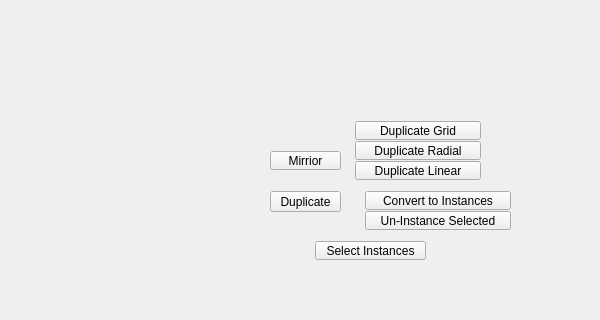
This is tentacle/ui/duplicate#submenu.ui in m3trik/tentacle as Qt 5 draws it before an edit; both pictures show x 0 to 600 and y 99 to 419 of the 600 by 600 pixel window. The edited form follows.
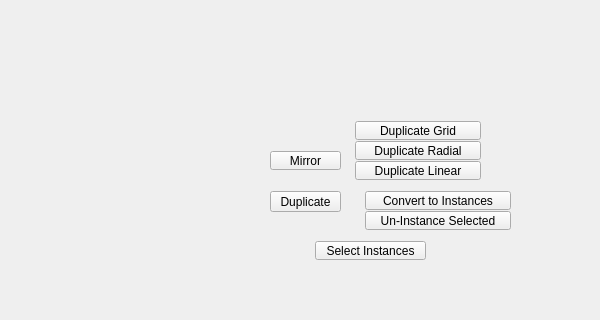
This is the edited form. Custom widgets are drawn as their Qt base class.

```diff
--- a/tentacle/ui/duplicate#submenu.ui
+++ b/tentacle/ui/duplicate#submenu.ui
@@ -379,7 +379,7 @@
      <string>&lt;html&gt;&lt;head/&gt;&lt;body&gt;&lt;p&gt;&lt;br/&gt;&lt;/p&gt;&lt;/body&gt;&lt;/html&gt;</string>
     </property>
     <property name="text">
-     <string>Mirrior</string>
+     <string>Mirror</string>
     </property>
     <property name="iconSize">
      <size>
@@ -396,7 +396,7 @@
     <property name="flat">
      <bool>false</bool>
     </property>
-    <property name="bnabled" stdset="0">
+    <property name="enabled" stdset="0">
      <bool>true</bool>
     </property>
    </widget>
```
Left out of the diff: 26 changed lines with no effect on the pictures.
